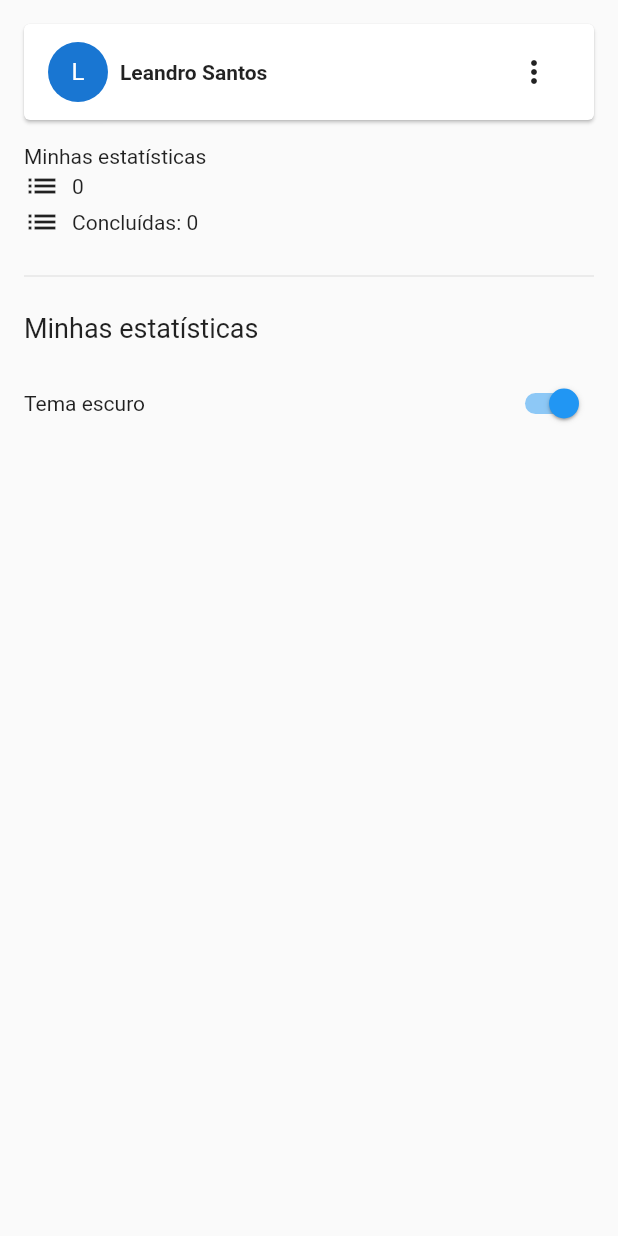
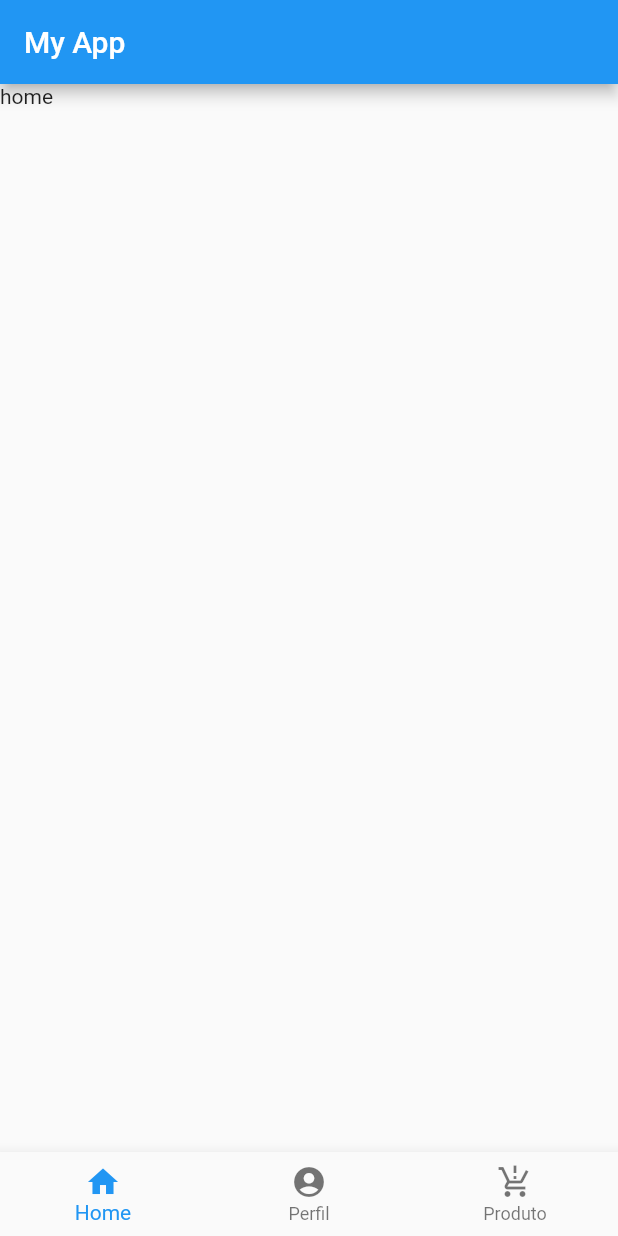
Before and after one commit to leandrosax10/MJVSchool_Flutter, a Flutter app: the screen it shows after launch, on a phone screen of 412 x 824 dp. Run offline on Flutter 3.47's test engine with Material 2 defaults, Android fonts, the phone set to English and light mode, and no system bars.

```diff
--- a/lib/app_widget.dart
+++ b/lib/app_widget.dart
@@ -1,61 +1,14 @@
 import 'package:flutter/material.dart';
+import 'package:school/pages/home/home_page.dart';
 
 class MyApp extends StatelessWidget {
   const MyApp({super.key});
 
   @override
   Widget build(BuildContext context) {
-    return MaterialApp(
-        title: 'school',
-        home: Scaffold(
-          body: Container(
-            padding: const EdgeInsets.all(16),
-            child: Column(crossAxisAlignment: CrossAxisAlignment.start, children: [
-              Card(
-                margin: const EdgeInsets.all(0),
-                child: Padding(
-                  padding: const EdgeInsets.symmetric(horizontal: 16, vertical: 8),
-                  child: Row(children: [
-                    const CircleAvatar(
-                      child: Text('L'),
-                    ),
-                    const SizedBox(width: 8),
-                    const Text('Leandro Santos', style: TextStyle(fontWeight: FontWeight.bold),),
-                    const Spacer(),
-                    IconButton(
-                    icon: const Icon(Icons.more_vert), onPressed: () {},
-                    ),
-                  ]),
-                ),
-              ),
-              const SizedBox(height: 16),
-              const Text(
-                'Minhas estatísticas',
-              ),
-              const Row(children: [
-                Icon(Icons.list),
-                SizedBox(width: 8),
-                Text('0'),
-              ],),
-              const Row(children: [
-                Icon(Icons.list),
-                SizedBox(width: 8),
-                Text('Concluídas: '),
-                Text('0'),
-              ]),
-              const SizedBox(height: 16),
-              const Divider(),
-              const SizedBox(height: 16),
-              const Text('Minhas estatísticas', style: TextStyle(fontSize: 18),
-              ),
-              const SizedBox(height: 16),
-              Row(children: [
-              const Text('Tema escuro'),
-              const Spacer(),
-              Switch(value: true, onChanged: (value) {}),
-              ],)
-            ]),
-          ),
-        ));
+    return const MaterialApp(
+      title: 'school',
+      home: HomePage(),
+    );
   }
 }
--- /dev/null
+++ b/lib/pages/home/home_page.dart
@@ -0,0 +1,31 @@
+// ignore_for_file: no_leading_underscores_for_local_identifiers
+
+import 'package:flutter/material.dart';
+
+class HomePage extends StatelessWidget {
+  const HomePage({super.key});
+
+  @override
+  Widget build(BuildContext context) {
+    final List<BottomNavigationBarItem> _abas = [
+      const BottomNavigationBarItem(icon: Icon(Icons.home), label: 'Home'),
+      const BottomNavigationBarItem(icon: Icon(Icons.account_circle), label: 'Perfil'),
+      const BottomNavigationBarItem(icon: Icon(Icons.production_quantity_limits), label: 'Produto'),
+    ];
+
+    final List<Widget> _conteudos = [
+    const Text('home'),
+    const Text('Perfil'),
+    const Text('Produto'),
+    ];
+
+    return Scaffold(
+      appBar: AppBar(title: const Text('My App')),
+      body: _conteudos.elementAt(0),//elemento que está no indice 0 (home)
+      bottomNavigationBar: BottomNavigationBar(
+        currentIndex: 0,
+        items: _abas,
+      ),
+    );
+  }
+}
```
Also changed, not shown: lib/components/iconButton_component.dart (added, +26 -0 lines), lib/components/spacer_component.dart (added, +25 -0 lines), lib/pages/home/abas/perfil_tab.dart (added, +74 -0 lines), 1 other file.
